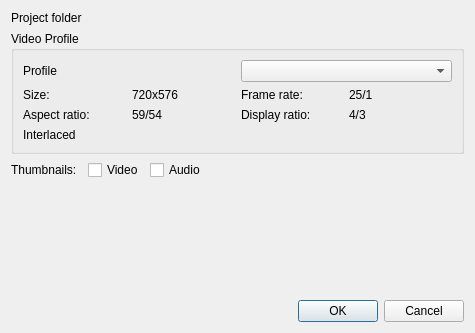
The window that src/widgets/projectsettings_ui.ui (KDE/kdenlive) describes before a commit, drawn with Qt 5.
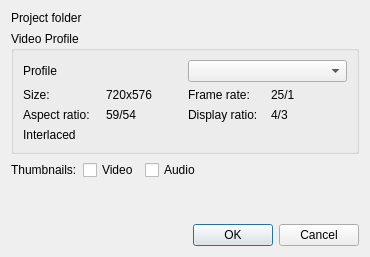
The same window after the commit. Custom widgets are drawn as their Qt base class.

```diff
--- a/src/widgets/projectsettings_ui.ui
+++ b/src/widgets/projectsettings_ui.ui
@@ -5,25 +5,25 @@
    <rect>
     <x>0</x>
     <y>0</y>
-    <width>475</width>
-    <height>333</height>
+    <width>370</width>
+    <height>257</height>
    </rect>
   </property>
   <property name="windowTitle" >
    <string>Project Settings</string>
   </property>
   <layout class="QGridLayout" name="gridLayout_3" >
-   <item row="0" column="0" >
-    <widget class="QLabel" name="label_11" >
+   <item row="0" column="0" colspan="2" >
+    <widget class="QLabel" name="label_4" >
      <property name="text" >
       <string>Project folder</string>
      </property>
     </widget>
    </item>
-   <item row="0" column="1" colspan="3" >
-    <widget class="KUrlRequester" name="kurlrequester" />
+   <item row="0" column="2" colspan="3" >
+    <widget class="KUrlRequester" name="project_folder" />
    </item>
-   <item row="1" column="0" colspan="4" >
+   <item row="1" column="0" colspan="5" >
     <widget class="QGroupBox" name="properties" >
      <property name="title" >
       <string>Video Profile</string>
@@ -116,21 +116,21 @@
      </property>
     </widget>
    </item>
-   <item row="2" column="1" >
+   <item row="2" column="1" colspan="2" >
     <widget class="QCheckBox" name="video_thumbs" >
      <property name="text" >
       <string>Video</string>
      </property>
     </widget>
    </item>
-   <item row="2" column="2" >
+   <item row="2" column="3" >
     <widget class="QCheckBox" name="audio_thumbs" >
      <property name="text" >
       <string>Audio</string>
      </property>
     </widget>
    </item>
-   <item row="2" column="3" >
+   <item row="2" column="4" >
     <spacer name="horizontalSpacer" >
      <property name="orientation" >
       <enum>Qt::Horizontal</enum>
@@ -143,7 +143,7 @@
      </property>
     </spacer>
    </item>
-   <item row="3" column="0" colspan="4" >
+   <item row="3" column="0" colspan="5" >
     <spacer name="verticalSpacer" >
      <property name="orientation" >
       <enum>Qt::Vertical</enum>
@@ -156,7 +156,7 @@
      </property>
     </spacer>
    </item>
-   <item row="4" column="1" colspan="3" >
+   <item row="4" column="1" colspan="4" >
     <widget class="QDialogButtonBox" name="buttonBox" >
      <property name="orientation" >
       <enum>Qt::Horizontal</enum>
```
